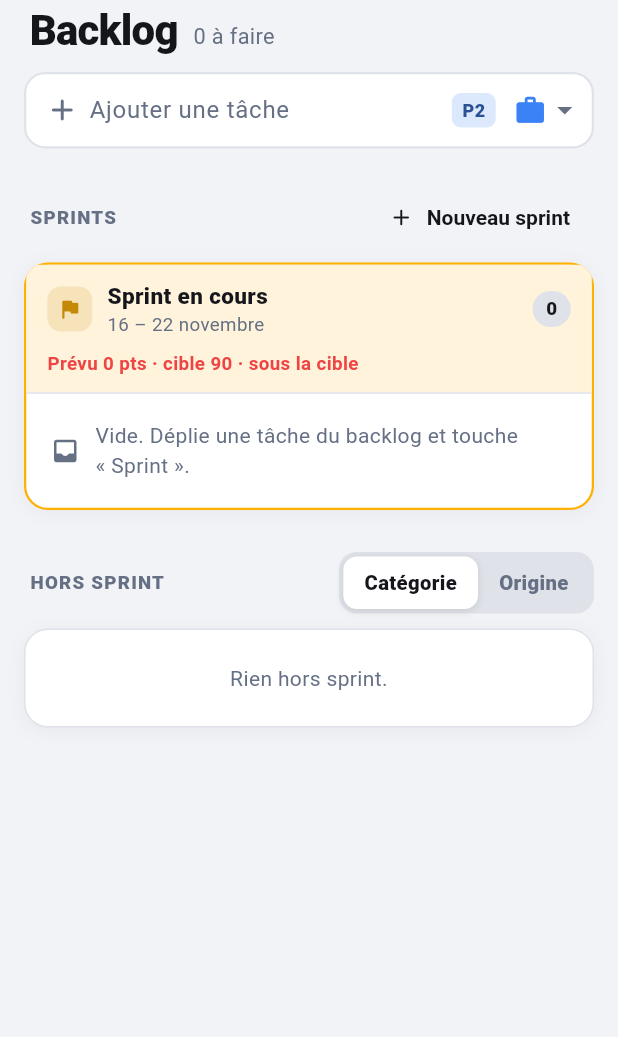
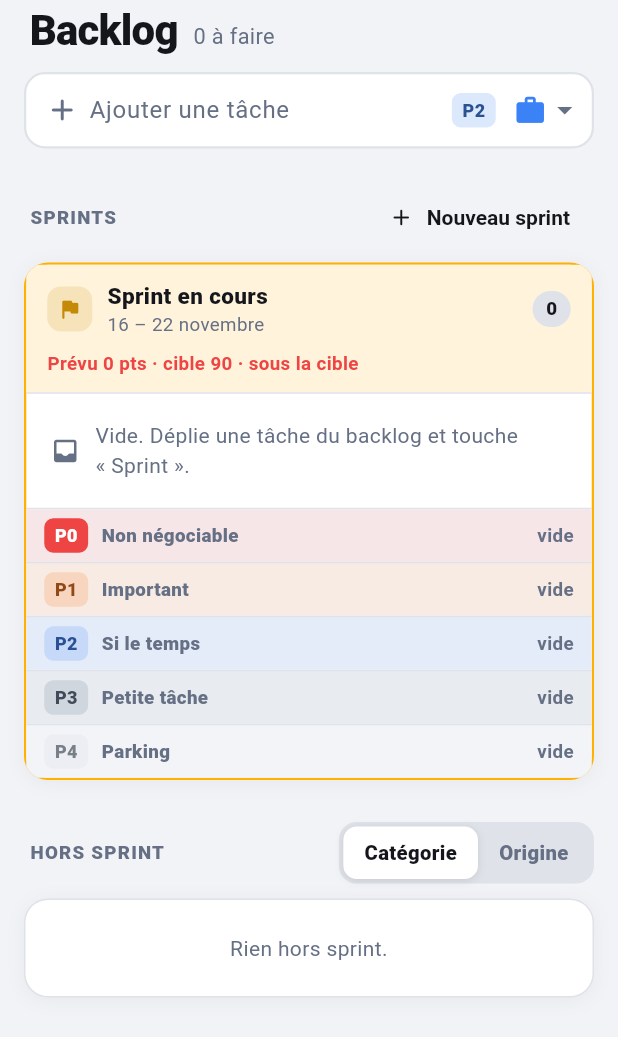
Before and after one commit to okhamfriction-png/bim, a Flutter app: the BacklogScreen widget shown alone on an empty page, opened directly, after a tap on "Nouveau sprint", on a phone screen of 412 x 824 dp. Shown: the top 1037 px of the screen. Run offline on Flutter 3.47's test engine with Material 3 defaults, Android fonts, the phone set to English and light mode, and no system bars; our stand-ins replace shared_preferences, video_player, web; missing offline and left inert: dart:js_interop; accounts and stored records are empty.

Commit message:
Sprints : couloirs de priorité P0 à P4, glisser une tâche dans un couloir change sa priorité
Co-Authored-By: Claude Fable 5.2 <noreply@anthropic.com>

```diff
--- a/lib/screens.dart
+++ b/lib/screens.dart
@@ -235,7 +235,7 @@ class _NowScreenState extends State<NowScreen> {
             margin: const EdgeInsets.fromLTRB(16, 6, 16, 6),
             header: PanelHead('À faire dans le sprint',
                 icon: Icons.flag_rounded, color: p.accent, count: '${queue.length}'),
-            children: [_DragList(queue)],
+            children: [_DragList(queue, lanes: true)],
           ),
       ]),
     );
@@ -489,7 +489,7 @@ class _BacklogScreenState extends State<BacklogScreen> {
               ),
             ]),
           ),
-        if (open.isNotEmpty) _DragList(open),
+        _DragList(open, lanes: true),
       ],
     );
   }
@@ -675,19 +675,56 @@ class _BacklogScreenState extends State<BacklogScreen> {
 /// Ranger une tâche dans un sprint, ou la remettre au backlog.
 /// Pour une tâche archivée : la changer de sprint, sprints passés compris.
 /// Une liste de tâches qu'on réordonne en restant appuyé sur une ligne puis en la glissant.
+/// Avec [lanes], la liste est découpée en couloirs P0 à P4 : déposer une tâche dans un
+/// couloir lui donne cette priorité.
 class _DragList extends StatelessWidget {
   final List<Task> tasks;
-  const _DragList(this.tasks);
+  final bool lanes;
+  const _DragList(this.tasks, {this.lanes = false});
+
+  static const laneNames = ['Non négociable', 'Important', 'Si le temps', 'Petite tâche', 'Parking'];
+
   @override
   Widget build(BuildContext context) {
     final p = Pal.of(context);
+    // Lignes affichées : un en-tête de couloir (tâche nulle) ou une tâche.
+    final rows = <(Task?, int)>[
+      if (lanes)
+        for (var i = 0; i <= 4; i++) ...[
+          (null, i),
+          for (final t in tasks.where((t) => t.priority == i)) (t, i),
+        ]
+      else
+        for (final t in tasks) (t, t.priority),
+    ];
+    void drop(int from, int to) {
+      final t = rows[from].$1;
+      if (t == null) return;
+      if (to > from) to--;
+      final l = [...rows]..removeAt(from);
+      l.insert(to, (t, 0));
+      Task? at(int i) => i >= 0 && i < l.length ? l[i].$1 : null;
+      if (!lanes) {
+        store.moveTask(tasks, tasks.indexOf(t), to);
+        return;
+      }
+      var lane = 0;
+      for (var i = to - 1; i >= 0; i--) {
+        if (l[i].$1 == null) {
+          lane = l[i].$2;
+          break;
+        }
+      }
+      store.placeTask(t, lane, at(to - 1), at(to + 1));
+    }
+
     return ReorderableListView.builder(
       shrinkWrap: true,
       physics: const NeverScrollableScrollPhysics(),
       buildDefaultDragHandles: false,
-      itemCount: tasks.length,
+      itemCount: rows.length,
       onReorderStart: (_) => HapticFeedback.mediumImpact(),
-      onReorder: (from, to) => store.moveTask(tasks, from, to > from ? to - 1 : to),
+      onReorder: drop,
       proxyDecorator: (child, _, _) => Material(
           color: p.card,
           elevation: 8,
@@ -695,15 +732,38 @@ class _DragList extends StatelessWidget {
           borderRadius: BorderRadius.circular(12),
           clipBehavior: Clip.antiAlias,
           child: child),
-      itemBuilder: (context, i) => ReorderableDelayedDragStartListener(
-        key: ValueKey(tasks[i].id),
-        index: i,
-        child: DecoratedBox(
-          decoration: BoxDecoration(
-              border: i == 0 ? null : Border(top: BorderSide(color: p.line))),
-          child: _Tile(tasks[i]),
-        ),
-      ),
+      itemBuilder: (context, i) {
+        final (t, lane) = rows[i];
+        if (t == null) {
+          final n = tasks.where((x) => x.priority == lane).length;
+          return Container(
+            key: ValueKey('couloir$lane'),
+            decoration: BoxDecoration(
+                color: Color.alphaBlend(prioColors[lane].withValues(alpha: .10), p.soft),
+                border: i == 0 ? null : Border(top: BorderSide(color: p.line))),
+            padding: const EdgeInsets.fromLTRB(12, 6, 12, 6),
+            child: Row(children: [
+              PrioChip(lane),
+              const SizedBox(width: 9),
+              Expanded(
+                  child: Text(laneNames[lane],
+                      style: TextStyle(
+                          fontSize: 12.5, fontWeight: FontWeight.w800, color: p.sub))),
+              Text(n == 0 ? 'vide' : '$n',
+                  style: TextStyle(fontSize: 12.5, fontWeight: FontWeight.w700, color: p.sub)),
+            ]),
+          );
+        }
+        return ReorderableDelayedDragStartListener(
+          key: ValueKey(t.id),
+          index: i,
+          child: DecoratedBox(
+            decoration: BoxDecoration(
+                border: i == 0 ? null : Border(top: BorderSide(color: p.line))),
+            child: _Tile(t),
+          ),
+        );
+      },
     );
   }
 }
```
Also changed, not shown: lib/store.dart (+14 -0 lines).
